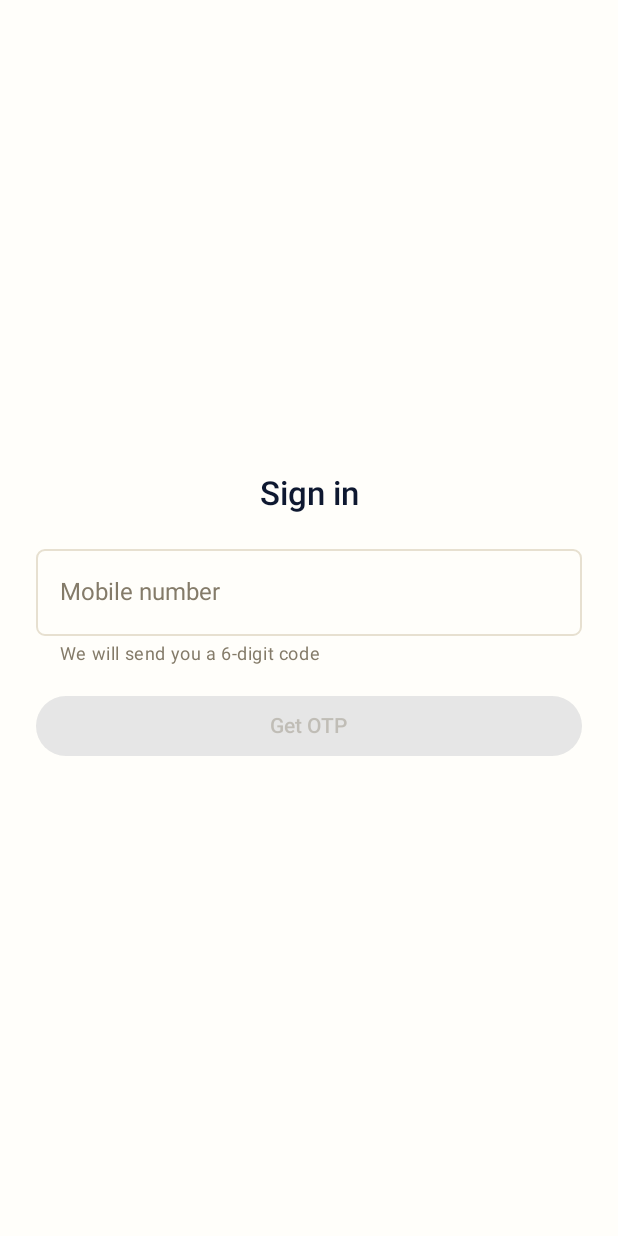
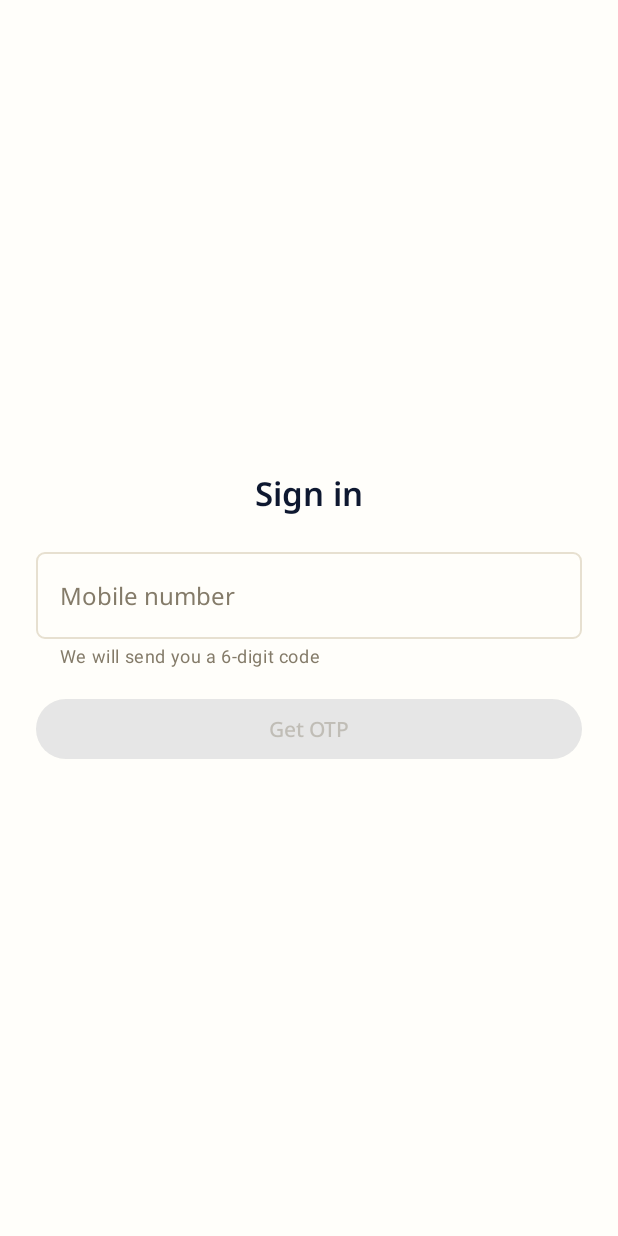
Before and after one commit to Adnaan-786/Nyaya-AI, an Android app built with Jetpack Compose: the screen it shows after launch (MainActivity), on a phone screen of 412 x 824 dp. Run offline under Robolectric (Android 15) with nearby library versions, the phone set to English and light mode, and no system bars; our stand-ins replace Dagger/Hilt's generated code; 7 statements that could not run were skipped.

Commit message:
Bundle Noto Sans and Noto Sans Devanagari (closes the A2 font TODO)
Devanagari rendering on budget Indian devices is inconsistent — vendor
fonts differ in matra placement and in which conjuncts they form. A
client's name or a hearing purpose with broken conjuncts looks
unprofessional in exactly this product's market, so the fonts ship with
the app rather than being taken from the system.

Six static instances subsetted from the upstream variable fonts:
- static because variable weight axes need API 26 and minSdk is 24;
- subsetted to Latin + Devanagari, 690 KB total instead of 2.7 MB.

Devanagari shaping features are preserved (akhn, half, rphf, rkrf,
blwf, pres, psts, abvs, blws, nukt) — verified against क्त, ज्ञ, श्र, त्र
and the full matra set.

Family is selected by locale rather than by string content: Compose
resolves a FontFamily to one typeface with no per-script fallback, so
Hindi uses Noto Sans Devanagari, whose subset deliberately retains
Latin. That way Hinglish, court names and CNR numbers in Hindi UI all
come from one harmonised family.

SIL Open Font License included at core/designsystem/LICENSE-fonts.txt.

Co-Authored-By: Claude Opus 5 <noreply@anthropic.com>

```diff
--- /dev/null
+++ b/core/designsystem/src/main/kotlin/ai/nyayaai/core/designsystem/theme/Fonts.kt
@@ -0,0 +1,48 @@
+package ai.nyayaai.core.designsystem.theme
+
+import ai.nyayaai.core.designsystem.R
+import androidx.compose.ui.text.font.Font
+import androidx.compose.ui.text.font.FontFamily
+import androidx.compose.ui.text.font.FontWeight
+
+/**
+ * D.4.1 requires type that "must render Devanagari cleanly". Inter has no Devanagari
+ * coverage, so this is Noto Sans — bundled, not requested from the system.
+ *
+ * Bundling matters because Devanagari rendering on budget Indian devices is inconsistent:
+ * vendor fonts vary in matra placement and in which conjuncts (क्त, ज्ञ, श्र, त्र) they form
+ * correctly. A hearing purpose or a client's name rendered with broken conjuncts looks
+ * unprofessional in exactly the market this product is for.
+ *
+ * These are static instances subsetted from the upstream variable fonts:
+ *  - static, because variable-font weight axes need API 26 and `minSdk` is 24;
+ *  - subsetted (Latin + Devanagari only), which takes the six files to ~690 KB total
+ *    instead of ~2.7 MB, against a 40 MB AAB budget (D.12.2).
+ *
+ * All Devanagari shaping features are preserved — `akhn`, `half`, `rphf`, `rkrf`, `blwf`,
+ * `pres`, `psts`, `abvs`, `blws`, `nukt` — which is what actually forms the conjuncts.
+ *
+ * Licensed under the SIL Open Font License; see `core/designsystem/LICENSE-fonts.txt`.
+ */
+val NotoSans =
+    FontFamily(
+        Font(R.font.noto_sans_regular, FontWeight.Normal),
+        Font(R.font.noto_sans_medium, FontWeight.Medium),
+        Font(R.font.noto_sans_semibold, FontWeight.SemiBold),
+    )
+
+/**
+ * Noto Sans Devanagari, which **also carries Latin glyphs** (they were kept in the subset
+ * deliberately).
+ *
+ * That matters because Compose resolves a `FontFamily` to a single typeface and does not
+ * do per-script fallback within one family. Hindi UI is full of Hinglish and untranslated
+ * proper nouns — "Aaj ki hearings", court names, CNR numbers — so the Hindi locale needs
+ * one family that renders both scripts, rather than two families that cannot be combined.
+ */
+val NotoSansDevanagari =
+    FontFamily(
+        Font(R.font.noto_sans_devanagari_regular, FontWeight.Normal),
+        Font(R.font.noto_sans_devanagari_medium, FontWeight.Medium),
+        Font(R.font.noto_sans_devanagari_semibold, FontWeight.SemiBold),
+    )
--- a/core/designsystem/src/main/kotlin/ai/nyayaai/core/designsystem/theme/Theme.kt
+++ b/core/designsystem/src/main/kotlin/ai/nyayaai/core/designsystem/theme/Theme.kt
@@ -8,6 +8,7 @@ import androidx.compose.runtime.Composable
 import androidx.compose.runtime.CompositionLocalProvider
 import androidx.compose.runtime.ReadOnlyComposable
 import androidx.compose.runtime.staticCompositionLocalOf
+import androidx.compose.ui.platform.LocalConfiguration
 import androidx.compose.ui.unit.Dp
 import androidx.compose.ui.unit.dp
 
@@ -50,18 +51,32 @@ fun NyayaTheme(
     val colorScheme = if (darkTheme) NyayaDarkColors else NyayaLightColors
     val semantic = if (darkTheme) DarkSemanticColors else LightSemanticColors
 
+    /*
+     * Font family is chosen by locale, not by string content.
+     *
+     * Compose resolves a FontFamily to one typeface and does no per-script fallback within
+     * it, so a single family has to cover everything a locale shows. Noto Sans Devanagari
+     * carries Latin too, which is what makes it the right choice for Hindi: "Aaj ki
+     * hearings", court names and CNR numbers all render from the same harmonised family
+     * instead of falling back to whatever Devanagari font the device happens to ship.
+     */
+    val locale = LocalConfiguration.current.locales[0]
+    val fontFamily = if (locale.language == HINDI_LANGUAGE) NotoSansDevanagari else NotoSans
+
     CompositionLocalProvider(
         LocalSpacing provides NyayaSpacing(),
         LocalSemanticColors provides semantic,
     ) {
         MaterialTheme(
             colorScheme = colorScheme,
-            typography = NyayaTypography,
+            typography = nyayaTypography(fontFamily),
             shapes = NyayaShapes,
             content = content,
         )
     }
 }
+
+private const val HINDI_LANGUAGE = "hi"
 
 /** `NyayaTheme.spacing.md` alongside `MaterialTheme.colorScheme`. */
 object NyayaTheme {
--- a/core/designsystem/src/main/kotlin/ai/nyayaai/core/designsystem/theme/Type.kt
+++ b/core/designsystem/src/main/kotlin/ai/nyayaai/core/designsystem/theme/Type.kt
@@ -7,64 +7,53 @@ import androidx.compose.ui.text.font.FontWeight
 import androidx.compose.ui.unit.sp
 
 /**
- * D.4.1 requires a type scale that "must render Devanagari cleanly".
+ * The type scale, resolved against a bundled font family (see [NotoSans]).
  *
- * The doc offers Inter or Noto Sans. **Inter has no Devanagari coverage**, so Noto Sans is
- * the only real option: Noto Sans for Latin, Noto Sans Devanagari for Hindi, resolved by
- * [NyayaFontFamily].
- *
- * TODO(A2): bundle NotoSans-*.ttf and NotoSansDevanagari-*.ttf under `res/font/` and point
- * [NyayaFontFamily] at them. Until then this falls back to the platform font, which renders
- * Devanagari inconsistently across budget Indian devices — matra placement in particular —
- * which is exactly the risk bundling removes. This must land before the Hindi review pass.
+ * Body sizes run slightly larger than the Material default: users read case titles and
+ * hearing dates at arm's length in a corridor outside a courtroom, not curled up with the
+ * phone. Leading is generous because Devanagari matras sit above and below the baseline
+ * and tight line height clips them.
  */
-val NyayaFontFamily: FontFamily = FontFamily.SansSerif
-
-/**
- * Slightly larger body sizes than the Material default. The users are reading case titles
- * and hearing dates at arm's length in a corridor outside a courtroom, not curled up with
- * the phone.
- */
-val NyayaTypography =
+fun nyayaTypography(fontFamily: FontFamily): Typography =
     Typography(
         displaySmall =
             TextStyle(
-                fontFamily = NyayaFontFamily,
+                fontFamily = fontFamily,
                 fontWeight = FontWeight.SemiBold,
                 fontSize = 32.sp,
                 lineHeight = 40.sp,
             ),
         headlineMedium =
             TextStyle(
-                fontFamily = NyayaFontFamily,
+                fontFamily = fontFamily,
                 fontWeight = FontWeight.SemiBold,
                 fontSize = 26.sp,
                 lineHeight = 34.sp,
             ),
         headlineSmall =
             TextStyle(
-                fontFamily = NyayaFontFamily,
+                fontFamily = fontFamily,
                 fontWeight = FontWeight.SemiBold,
                 fontSize = 22.sp,
                 lineHeight = 30.sp,
             ),
         titleLarge =
             TextStyle(
-                fontFamily = NyayaFontFamily,
+                fontFamily = fontFamily,
                 fontWeight = FontWeight.SemiBold,
                 fontSize = 19.sp,
                 lineHeight = 26.sp,
             ),
         titleMedium =
             TextStyle(
-                fontFamily = NyayaFontFamily,
+                fontFamily = fontFamily,
                 fontWeight = FontWeight.Medium,
                 fontSize = 16.sp,
                 lineHeight = 24.sp,
             ),
         bodyLarge =
             TextStyle(
-                fontFamily = NyayaFontFamily,
+                fontFamily = fontFamily,
                 fontWeight = FontWeight.Normal,
                 fontSize = 16.sp,
                 // Generous leading: Devanagari needs vertical room for matras above and below the
@@ -73,21 +62,21 @@ val NyayaTypography =
             ),
         bodyMedium =
             TextStyle(
-                fontFamily = NyayaFontFamily,
+                fontFamily = fontFamily,
                 fontWeight = FontWeight.Normal,
                 fontSize = 14.sp,
                 lineHeight = 22.sp,
             ),
         labelLarge =
             TextStyle(
-                fontFamily = NyayaFontFamily,
+                fontFamily = fontFamily,
                 fontWeight = FontWeight.Medium,
                 fontSize = 14.sp,
                 lineHeight = 20.sp,
             ),
         labelMedium =
             TextStyle(
-                fontFamily = NyayaFontFamily,
+                fontFamily = fontFamily,
                 fontWeight = FontWeight.Medium,
                 fontSize = 12.sp,
                 lineHeight = 18.sp,
```
Also changed, not shown: core/designsystem/src/main/res/font/noto_sans_devanagari_medium.ttf (added), core/designsystem/src/main/res/font/noto_sans_devanagari_regular.ttf (added), core/designsystem/src/main/res/font/noto_sans_devanagari_semibold.ttf (added), core/designsystem/src/main/res/font/noto_sans_medium.ttf (added), core/designsystem/src/main/res/font/noto_sans_regular.ttf (added), core/designsystem/src/main/res/font/noto_sans_semibold.ttf (added), 1 other file.
